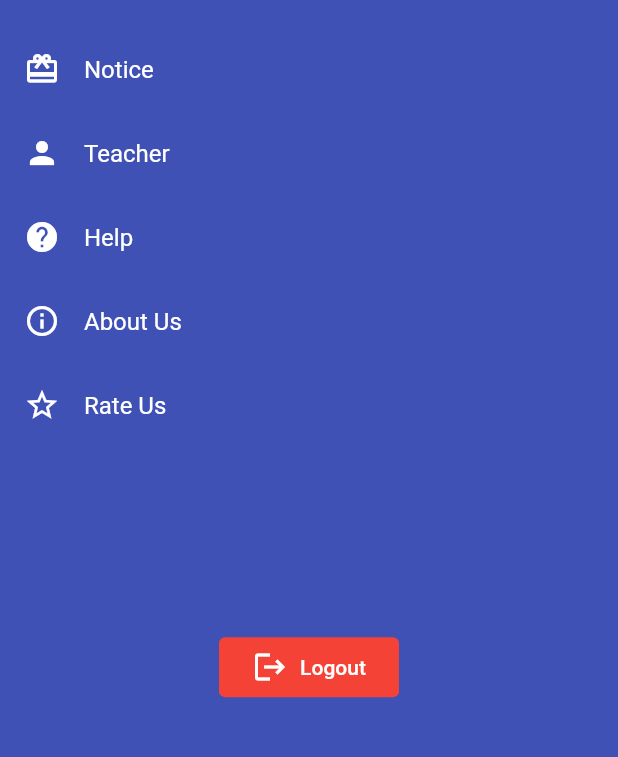
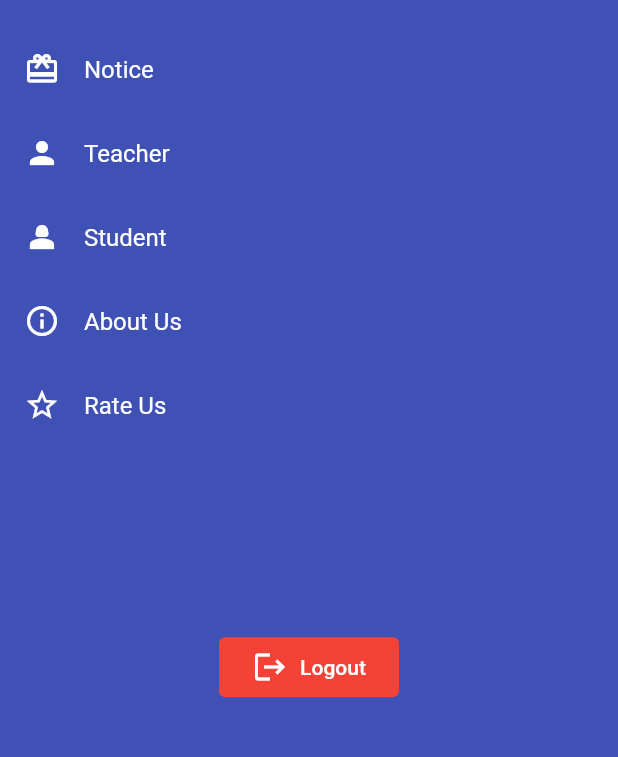
Before and after one commit to MishanPerera/Institute_Management_App, a Flutter app: the MenuPage screen opened directly with empty values, on a phone screen of 412 x 824 dp, the part 441-1198 px from its top. Run offline on Flutter 3.47's test engine with Material 2 defaults, Android fonts, the phone set to English and light mode, and no system bars; our stand-ins replace cloud_firestore, email_validator, firebase_auth, firebase_core, firebase_database, flutter_slidable and 3 more; missing offline and left inert: day_picker; accounts and stored records are empty.

Commit message:
add student

```diff
--- /dev/null
+++ b/institute_management_app/lib/models/Student.dart
@@ -0,0 +1,17 @@
+class Student {
+  final String sid;
+  final String sname;
+  final String ssubject;
+  final String scontactNumber;
+  final String sgrade;
+  final String sdateOfBirth;
+
+  Student(
+    this.sid,
+    this.sname,
+    this.ssubject,
+    this.scontactNumber,
+    this.sgrade,
+    this.sdateOfBirth,
+  );
+}
--- a/institute_management_app/lib/screens/main_page.dart
+++ b/institute_management_app/lib/screens/main_page.dart
@@ -7,7 +7,7 @@ import 'package:institute_management_app/screens/menu_page.dart';
 import 'package:institute_management_app/screens/time_table_screen.dart';
 import 'package:institute_management_app/screens/notice_screen.dart';
 import 'package:institute_management_app/screens/TeacherScreen.dart';
-import 'package:institute_management_app/screens/sample_page_3.dart';
+import 'package:institute_management_app/screens/StudentScreen.dart';
 import 'package:institute_management_app/screens/AboutUsPage.dart';
 import 'package:institute_management_app/screens/sample_page_5.dart';
 
@@ -51,8 +51,8 @@ class _MainPageState extends State<MainPage> {
         return const Notice();
       case MenuItems.teacher:
         return const TeacherScreen();
-      case MenuItems.help:
-        return const SamplePage3();
+      case MenuItems.student:
+        return const StudentScreen();
       case MenuItems.aboutUs:
         return AboutUsPage();
       default:
--- a/institute_management_app/lib/screens/menu_page.dart
+++ b/institute_management_app/lib/screens/menu_page.dart
@@ -1,5 +1,6 @@
 import 'package:firebase_auth/firebase_auth.dart';
 import 'package:flutter/material.dart';
+import 'package:institute_management_app/models/Student.dart';
 import 'package:institute_management_app/models/menu_page_model.dart';
 
 import 'package:quickalert/quickalert.dart';
@@ -10,7 +11,7 @@ class MenuItems {
   static const timeTable = MenuItem('Time Table', Icons.table_chart_outlined);
   static const notice = MenuItem('Notice', Icons.card_giftcard);
   static const teacher = MenuItem('Teacher', Icons.person);
-  static const help = MenuItem('Help', Icons.help);
+  static const student = MenuItem('Student', Icons.person_2);
   static const aboutUs = MenuItem('About Us', Icons.info_outline);
   static const rateUs = MenuItem('Rate Us', Icons.star_border);
 
@@ -18,7 +19,7 @@ class MenuItems {
     timeTable,
     notice,
     teacher,
-    help,
+    student,
     aboutUs,
     rateUs
   ];
--- /dev/null
+++ b/institute_management_app/lib/services/student_service.dart
@@ -0,0 +1,61 @@
+import 'package:cloud_firestore/cloud_firestore.dart';
+import '../models/Student.dart';
+
+
+class StudentService {
+  CollectionReference studentsCollection =
+      FirebaseFirestore.instance.collection("Students");
+
+  Future<DocumentReference> createNewStudent(Student student) async {
+    return await studentsCollection.add({
+      "uid": student.sid,
+      "name": student.sname,
+      "courses": student.ssubject,
+      "contactNumber": student.scontactNumber,
+      "grade": student.sgrade,
+      "dateOfBirth": student.sdateOfBirth,
+    });
+  }
+
+  Future<void> updateStudent(Student student) async {
+    await studentsCollection.doc(student.sid).update({
+      "name": student.sname,
+      "courses": student.ssubject,
+      "contactNumber": student.scontactNumber,
+      "grade": student.sgrade,
+      "dateOfBirth": student.sdateOfBirth,
+    });
+  }
+
+  Future<void> deleteStudent(String sid) async {
+    await studentsCollection.doc(sid).delete();
+  }
+
+  List<Student> studentFromFirestore(QuerySnapshot snapshot) {
+    return snapshot.docs.map((doc) {
+      return Student(
+        doc["sid"],
+        doc["sname"],
+        doc["ssubject"],
+        doc["scontactNumber"],
+        doc["sgrade"],
+        doc["sdateOfBirth"].toDate(),
+      );
+    }).toList();
+  }
+
+  Stream<List<Student>> listStudents() {
+    return studentsCollection.snapshots().map(studentFromFirestore);
+  }
+
+  Future<List<Student>> getStudents() {
+    return studentsCollection.get().then((querySnapshot) {
+      List<Student> studentsList = [];
+      for (var doc in querySnapshot.docs) {
+        studentsList.add(
+            studentFromFirestore(doc as QuerySnapshot<Object?>) as Student);
+      }
+      return studentsList;
+    });
+  }
+}
```
Also changed, not shown: institute_management_app/lib/screens/StudentScreen.dart (added, +196 -0 lines), institute_management_app/lib/screens/sample_page_3.dart (deleted, +0 -22 lines).
